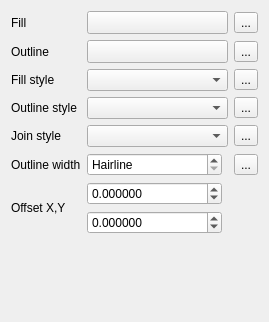
Old version of the form src/ui/symbollayer/widget_simplefill.ui in the repository carsmie/QGIS.
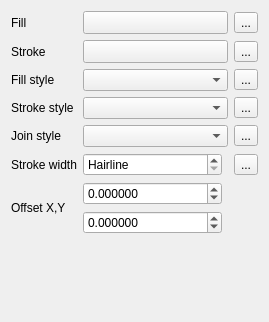
New version of the form. Custom widgets are drawn as their Qt base class.

Commit message:
[needs-docs] Rename Outline and Border -> Stroke
This change is being driven by:

- need for consistent terminology in the api. Currently there's
a confusing mix of border/outline used
- need for consistent terminology in the gui - we have a mix
of "border"/"outline"/"pen"
- bringing QGIS into line with the standard terminology used
in other graphic editing programs

What changed in the file:
```diff
--- a/src/ui/symbollayer/widget_simplefill.ui
+++ b/src/ui/symbollayer/widget_simplefill.ui
@@ -24,7 +24,7 @@
    <item row="3" column="0">
     <widget class="QLabel" name="label_4">
      <property name="text">
-      <string>Outline style</string>
+      <string>Stroke style</string>
      </property>
      <property name="alignment">
       <set>Qt::AlignLeading|Qt::AlignLeft|Qt::AlignVCenter</set>
@@ -34,7 +34,7 @@
    <item row="5" column="0">
     <widget class="QLabel" name="label_5">
      <property name="text">
-      <string>Outline width</string>
+      <string>Stroke width</string>
      </property>
      <property name="alignment">
       <set>Qt::AlignLeading|Qt::AlignLeft|Qt::AlignVCenter</set>
@@ -300,7 +300,7 @@
       </sizepolicy>
      </property>
      <property name="text">
-      <string>Outline</string>
+      <string>Stroke</string>
      </property>
      <property name="alignment">
       <set>Qt::AlignLeading|Qt::AlignLeft|Qt::AlignVCenter</set>
```
Left out of the diff: 22 changed lines with no effect on the pictures. The commit also changes 148 other files.
